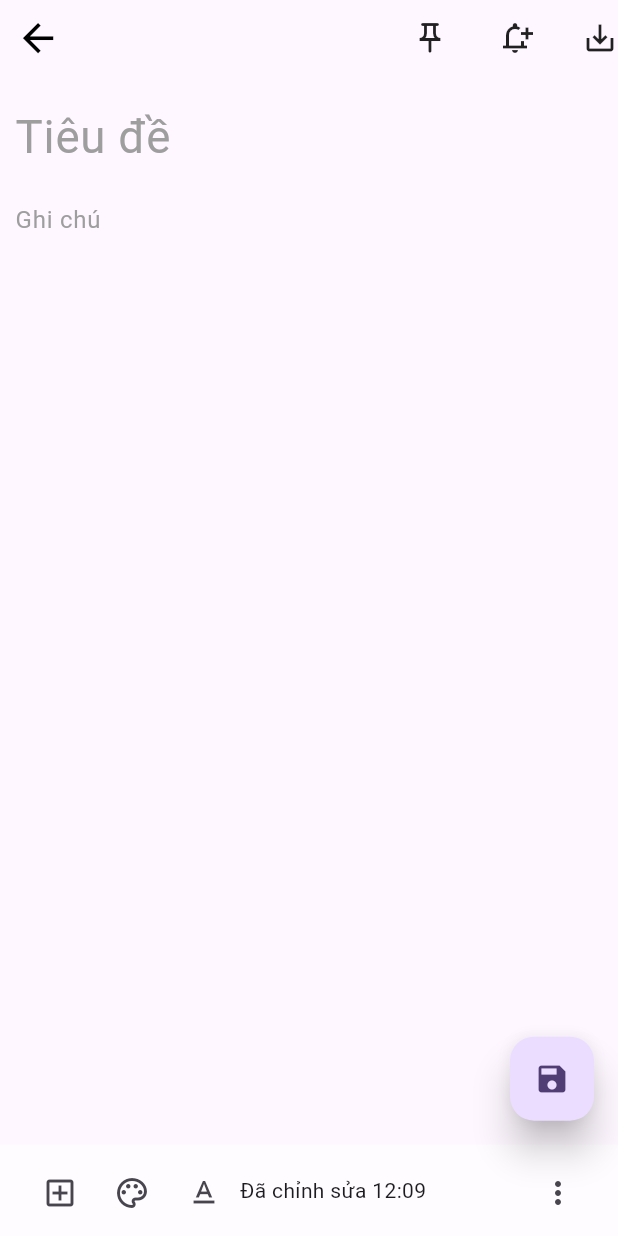
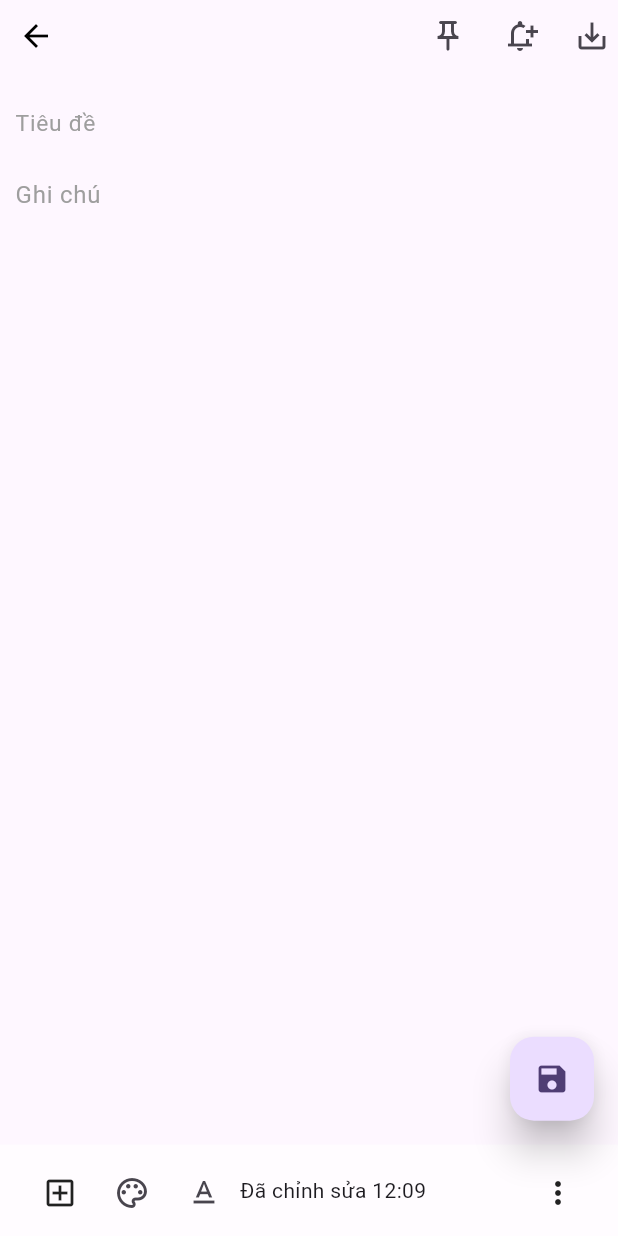
Before and after one commit to phamkhoa12332112/notes, a Flutter app: the AddNoteScreen screen opened by its route, on a phone screen of 412 x 824 dp. Run offline on Flutter 3.47's test engine with Material 3 defaults, Android fonts, the phone set to English and light mode, and no system bars; our stand-ins replace flutter_bloc, flutter_screenutil.

Commit message:
refactor using sreeenutil

```diff
--- a/lib/presentation/pages/add_note_page/add_note_screen.dart
+++ b/lib/presentation/pages/add_note_page/add_note_screen.dart
@@ -5,7 +5,6 @@ import '../../../config/routes/routes.dart';
 import '../../../utils/resources/gaps_manager.dart';
 import '../../../utils/resources/sizes_manager.dart';
 import '../../../utils/resources/strings_manager.dart';
-
 
 class AddNoteScreen extends StatefulWidget {
   const AddNoteScreen({super.key});
@@ -54,8 +53,7 @@ class _AddNoteScreenState extends State<AddNoteScreen> {
                               barrierDismissible: false);
                         },
                         padding: EdgeInsets.all(SizesManager.p10),
-                        icon:  Icon(
-                          size: SizesManager.s30,
+                        icon: const Icon(
                           Icons.arrow_back,
                           color: Colors.black,
                         ),
@@ -63,14 +61,19 @@ class _AddNoteScreenState extends State<AddNoteScreen> {
                     ],
                   ),
                 ),
-                const Expanded(
+                Expanded(
                   flex: 2,
                   child: Row(
                     mainAxisAlignment: MainAxisAlignment.spaceBetween,
                     children: [
-                      Icon(Icons.push_pin_outlined),
-                      Icon(Icons.notification_add_outlined),
-                      Icon(Icons.save_alt),
+                      IconButton(
+                          onPressed: () {},
+                          icon: const Icon(Icons.push_pin_outlined)),
+                      IconButton(
+                          onPressed: () {},
+                          icon: const Icon(Icons.notification_add_outlined)),
+                      IconButton(
+                          onPressed: () {}, icon: const Icon(Icons.save_alt)),
                     ],
                   ),
                 )
@@ -82,12 +85,13 @@ class _AddNoteScreenState extends State<AddNoteScreen> {
                 padding: EdgeInsets.only(left: SizesManager.p10),
                 children: [
                   TextField(
+                    style: TextStyle(fontSize: SizesManager.s15),
                     controller: _titleController,
                     decoration: InputDecoration(
                         border: InputBorder.none,
                         hintText: StringsManger.title,
                         hintStyle: TextStyle(
-                            color: Colors.grey, fontSize: SizesManager.s30)),
+                            color: Colors.grey, fontSize: SizesManager.s15)),
                   ),
                   TextField(
                     controller: _contentController,
@@ -119,9 +123,18 @@ class _AddNoteScreenState extends State<AddNoteScreen> {
               child: Row(
                 mainAxisAlignment: MainAxisAlignment.start,
                 children: [
-                  IconButton(
-                    onPressed: () {},
+                  PopupMenuButton(
                     icon: const Icon(Icons.add_box_outlined),
+                    itemBuilder: (context) => [
+                      const PopupMenuItem(
+                        child: Text('title1'),
+                        value: 'title1',
+                      ),
+                      const PopupMenuItem(
+                        child: Text('title2'),
+                        value: 'title2',
+                      )
+                    ],
                   ),
                   IconButton(
                     onPressed: () {},
@@ -135,10 +148,18 @@ class _AddNoteScreenState extends State<AddNoteScreen> {
                 ],
               ),
             ),
-            IconButton(
-              onPressed: () {},
-              icon: const Icon(Icons.more_vert),
+            PopupMenuButton(
+              itemBuilder: (context) => [
+                const PopupMenuItem(
+                  child: Text('title1'),
+                  value: 'title1',
+                ),
+                const PopupMenuItem(
+                  child: Text('title2'),
+                  value: 'title2',
                 )
+              ],
+            ),
           ],
         ),
       ),
```
Lines whose indentation alone changed are shown as unchanged.
